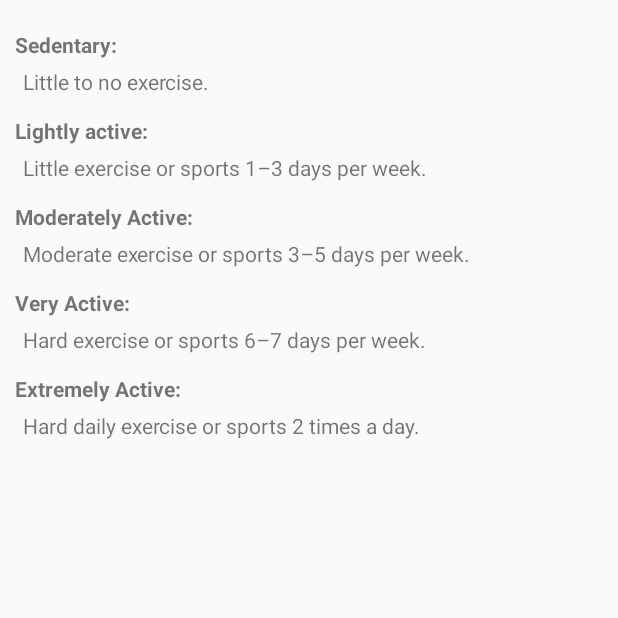
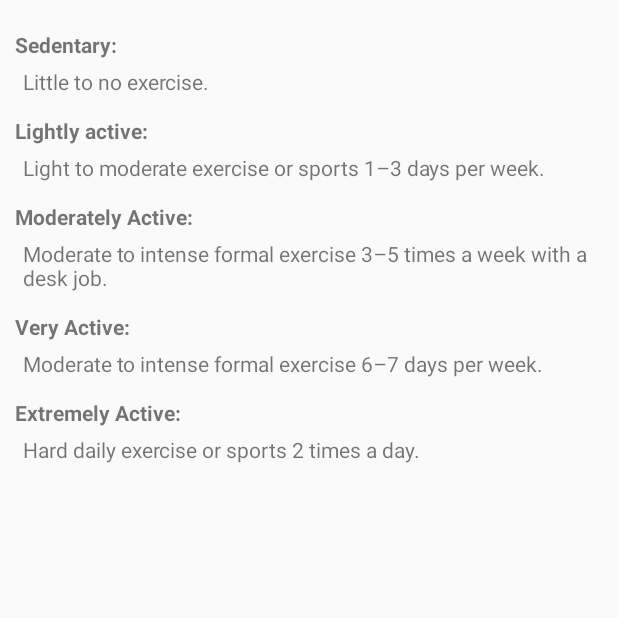
Before and after one commit to theodorethayib/NutriPocket, an Android app: the activityLevelDescriptionsActivity screen opened directly, with no data from a screen before it, on a phone screen of 412 x 824 dp, the top half of it. Run offline under Robolectric (Android 15) with nearby library versions, the phone set to English and light mode, and no system bars.

Commit message:
visual CP1

```diff
--- a/app/src/main/res/values/strings.xml
+++ b/app/src/main/res/values/strings.xml
@@ -37,11 +37,11 @@
     <string name="sedentaryTitle">Sedentary: </string>
     <string name="sedentaryDesc">Little to no exercise.</string>
     <string name="lightlyTitle">Lightly active:</string>
-    <string name="lightlyDesc">Little exercise or sports 1&#8211;3 days per week.</string>
+    <string name="lightlyDesc">Light to moderate exercise or sports 1&#8211;3 days per week.</string>
     <string name="modTitle">Moderately Active:</string>
-    <string name="modDesc">Moderate exercise or sports 3&#8211;5 days per week.</string>
+    <string name="modDesc">Moderate to intense formal exercise 3&#8211;5 times a week with a desk job.</string>
     <string name="heavilyTitle">Very Active:</string>
-    <string name="heavilyDesc">Hard exercise or sports 6&#8211;7 days per week.</string>
+    <string name="heavilyDesc">Moderate to intense formal exercise 6&#8211;7 days per week.</string>
     <string name="extTitle">Extremely Active:</string>
     <string name="extDesc">Hard daily exercise or sports 2 times a day.</string>
 
```
